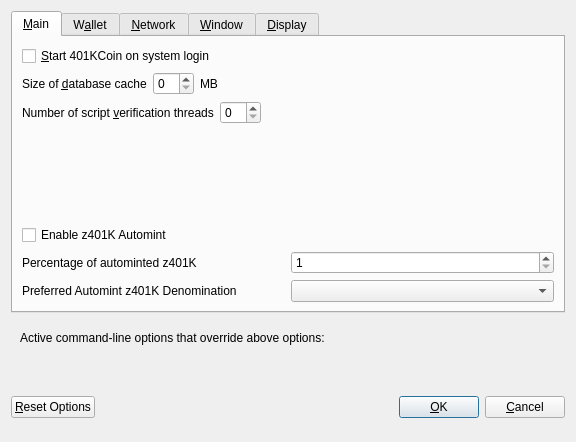
This is src/qt/forms/optionsdialog.ui in bestsolutionit/401KCoin as Qt 5 draws it before an edit. The edited form follows.
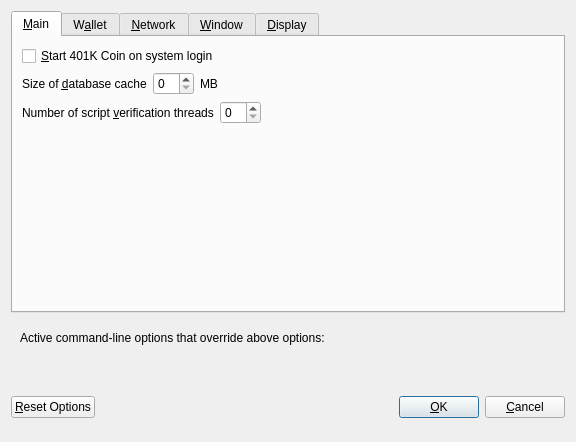
This is the edited form. Custom widgets are drawn as their Qt base class.

Diff of the .ui file:
```diff
--- a/src/qt/forms/optionsdialog.ui
+++ b/src/qt/forms/optionsdialog.ui
@@ -33,7 +33,7 @@
           <string>Automatically start 401KCoin after logging in to the system.</string>
          </property>
          <property name="text">
-          <string>&amp;Start 401KCoin on system login</string>
+          <string>&amp;Start 401K Coin on system login</string>
          </property>
         </widget>
        </item>
@@ -130,85 +130,6 @@
          </property>
         </spacer>
        </item>
-       <item>
-        <widget class="QCheckBox" name="checkBoxZeromintEnable">
-         <property name="toolTip">
-          <string>Enable automatic minting of 401K units to z401K</string>
-         </property>
-         <property name="layoutDirection">
-          <enum>Qt::LeftToRight</enum>
-         </property>
-         <property name="text">
-          <string>Enable z401K Automint</string>
-         </property>
-        </widget>
-       </item>
-       <item>
-        <layout class="QHBoxLayout" name="horizontalLayout_3">
-         <item>
-          <widget class="QLabel" name="percentage_label">
-           <property name="toolTip">
-            <string>Percentage of incoming 401K which get automatically converted to z401K via Zerocoin Protocol (min: 10%)</string>
-           </property>
-           <property name="text">
-            <string>Percentage of autominted z401K</string>
-           </property>
-          </widget>
-         </item>
-         <item>
-          <widget class="QSpinBox" name="zeromintPercentage">
-           <property name="minimum">
-            <number>1</number>
-           </property>
-           <property name="maximum">
-            <number>100</number>
-           </property>
-          </widget>
-         </item>
-        </layout>
-       </item>
-       <item>
-        <layout class="QHBoxLayout" name="horizontalLayout" stretch="0,0">
-         <property name="sizeConstraint">
-          <enum>QLayout::SetFixedSize</enum>
-         </property>
-         <item>
-          <widget class="QLabel" name="labelPreferredDenom">
-           <property name="maximumSize">
-            <size>
-             <width>16777215</width>
-             <height>16777215</height>
-            </size>
-           </property>
-           <property name="toolTip">
-            <string>Wait with automatic conversion to Zerocoin until enough 401K for this denomination is available</string>
-           </property>
-           <property name="text">
-            <string>Preferred Automint z401K Denomination</string>
-           </property>
-          </widget>
-         </item>
-         <item>
-          <widget class="QComboBox" name="preferredDenom">
-           <property name="maximumSize">
-            <size>
-             <width>16777215</width>
-             <height>27</height>
-            </size>
-           </property>
-           <property name="toolTip">
-            <string>Wait with automatic conversion to Zerocoin until enough 401K for this denomination is available</string>
-           </property>
-           <property name="maxVisibleItems">
-            <number>9</number>
-           </property>
-           <property name="maxCount">
-            <number>9</number>
-           </property>
-          </widget>
-         </item>
-        </layout>
-       </item>
       </layout>
      </widget>
      <widget class="QWidget" name="tabWallet">
```
Left out of the diff: 64 changed lines with no effect on the pictures.
